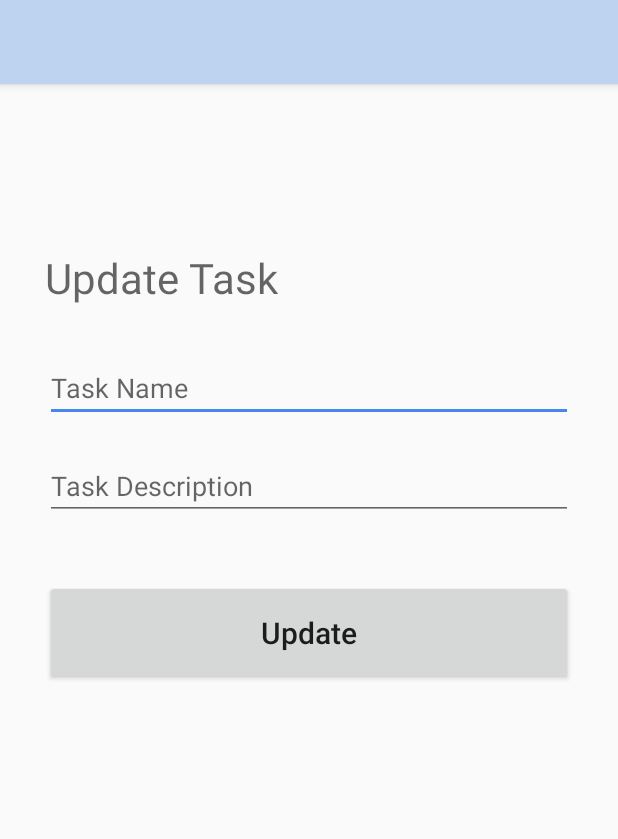
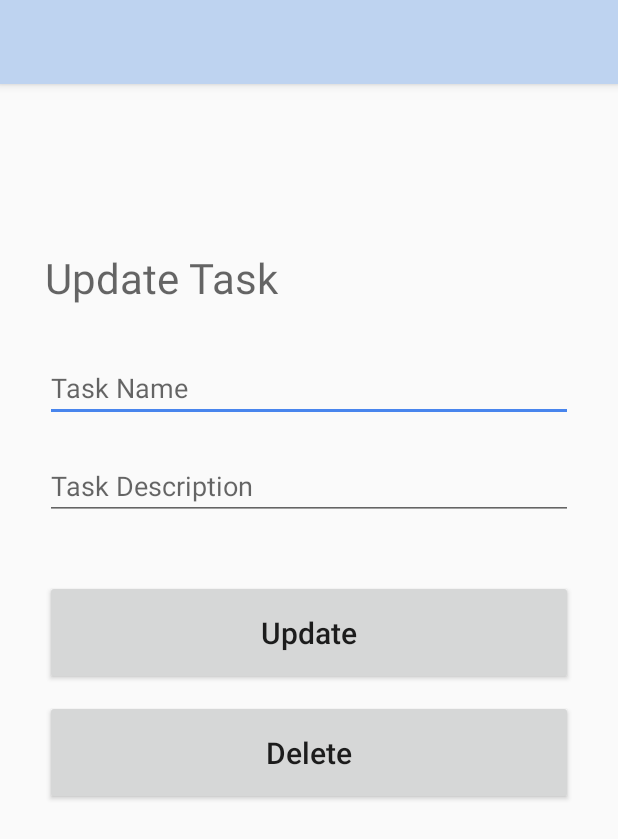
Before and after one commit to myqpalzm/UAS-Mobile-Bentask, an Android app: the UpdateTaskActivity screen opened directly, with no data from a screen before it, on a phone screen of 412 x 824 dp. Shown: the top 839 px of the screen. Run offline under Robolectric (Android 15) with nearby library versions, the phone set to English and light mode, and no system bars.

Commit message:
Berhasil Delete Task

```diff
--- a/app/src/main/java/id/ac/umn/uas_mobile_bentask/CategoryActivity.java
+++ b/app/src/main/java/id/ac/umn/uas_mobile_bentask/CategoryActivity.java
@@ -24,7 +24,6 @@ public class CategoryActivity extends AppCompatActivity {
     MyDatabaseHelper myDB;
     ArrayList<String> category_id,category_name;
     CustomAdapter customAdapter;
-    LinearLayout mainLayout;
 
     @Override
     protected void onCreate(Bundle savedInstanceState) {
--- a/app/src/main/java/id/ac/umn/uas_mobile_bentask/TaskActivity.java
+++ b/app/src/main/java/id/ac/umn/uas_mobile_bentask/TaskActivity.java
@@ -63,7 +63,6 @@ public class TaskActivity extends AppCompatActivity {
                 startActivity(intent);
             }
         };
-
         myDB = new MyDatabaseHelper(TaskActivity.this);
         task_id = new ArrayList<>();
         task_name = new ArrayList<>();
--- a/app/src/main/java/id/ac/umn/uas_mobile_bentask/UpdateTaskActivity.java
+++ b/app/src/main/java/id/ac/umn/uas_mobile_bentask/UpdateTaskActivity.java
@@ -12,7 +12,7 @@ import android.widget.Toast;
 
 public class UpdateTaskActivity extends AppCompatActivity {
     EditText task_input,task_desc;
-    Button update_task_button;
+    Button update_task_button,delete_task_button;
     String task_id,task_title,task_descr,id,title;
 
     @Override
@@ -22,6 +22,7 @@ public class UpdateTaskActivity extends AppCompatActivity {
         task_input = findViewById(R.id.task_input2);
         task_desc = findViewById(R.id.desc_input2);
         update_task_button = findViewById(R.id.update_task_button);
+        delete_task_button = findViewById(R.id.delete_task_button);
         update_task_button.setOnClickListener(new View.OnClickListener() {
             @Override
             public void onClick(View view) {
@@ -29,6 +30,17 @@ public class UpdateTaskActivity extends AppCompatActivity {
                 task_title = task_input.getText().toString().trim();
                 task_descr = task_desc.getText().toString().trim();
                 myDB.updateDataTask(task_id, task_title,task_descr);
+                Intent intent = new Intent(UpdateTaskActivity.this, TaskActivity.class);
+                intent.putExtra("id",id);
+                intent.putExtra("title",title);
+                startActivity(intent);
+            }
+        });
+        delete_task_button.setOnClickListener(new View.OnClickListener() {
+            @Override
+            public void onClick(View view) {
+                MyDatabaseHelper myDB = new MyDatabaseHelper(UpdateTaskActivity.this);
+                myDB.deleteTask(task_id);
                 Intent intent = new Intent(UpdateTaskActivity.this, TaskActivity.class);
                 intent.putExtra("id",id);
                 intent.putExtra("title",title);
--- a/app/src/main/res/layout/activity_update_task.xml
+++ b/app/src/main/res/layout/activity_update_task.xml
@@ -52,4 +52,15 @@
         app:layout_constraintEnd_toEndOf="parent"
         app:layout_constraintStart_toStartOf="parent"
         app:layout_constraintTop_toBottomOf="@+id/desc_input2" />
+    <Button
+        android:id="@+id/delete_task_button"
+        android:layout_width="match_parent"
+        android:layout_height="70dp"
+        android:layout_marginTop="10dp"
+        android:text="Delete"
+        android:textSize="20sp"
+        android:textAllCaps="false"
+        app:layout_constraintEnd_toEndOf="parent"
+        app:layout_constraintStart_toStartOf="parent"
+        app:layout_constraintTop_toBottomOf="@+id/update_task_button" />
 </androidx.constraintlayout.widget.ConstraintLayout>
--- a/app/src/main/res/layout/my_row.xml
+++ b/app/src/main/res/layout/my_row.xml
@@ -27,14 +27,13 @@
                 app:layout_constraintBottom_toBottomOf="parent"
                 app:layout_constraintStart_toStartOf="parent"
                 app:layout_constraintTop_toTopOf="parent"
-                app:layout_constraintVertical_bias="0.041"
-                android:drawableLeft="@drawable/ic_baseline_radio_button_unchecked_24"/>
+                app:layout_constraintVertical_bias="0.041" />
 
             <TextView
                 android:id="@+id/category_name_txt"
                 android:layout_width="wrap_content"
                 android:layout_height="wrap_content"
-                android:layout_marginStart="16dp"
+                android:layout_marginStart="0dp"
                 android:text="Category Name"
                 android:textSize="20sp"
                 android:textStyle="bold"
```
Also changed, not shown: app/src/main/java/id/ac/umn/uas_mobile_bentask/MyDatabaseHelper.java (+9 -2 lines).
